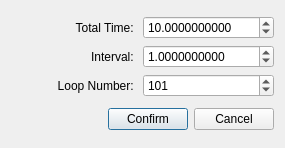
Before: the Qt Designer form ZGO2/form/dialoggomarkovperiod.ui in regissahore/Typewriter, drawn with Qt 5.
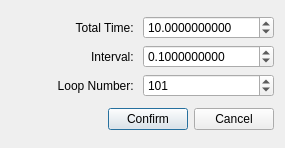
After: the same form once the commit is applied.

```diff
--- a/ZGO2/form/dialoggomarkovperiod.ui
+++ b/ZGO2/form/dialoggomarkovperiod.ui
@@ -35,7 +35,7 @@
         <double>99999.990000000005239</double>
        </property>
        <property name="value">
-        <double>1.000000000000000</double>
+        <double>0.100000000000000</double>
        </property>
       </widget>
      </item>
```
